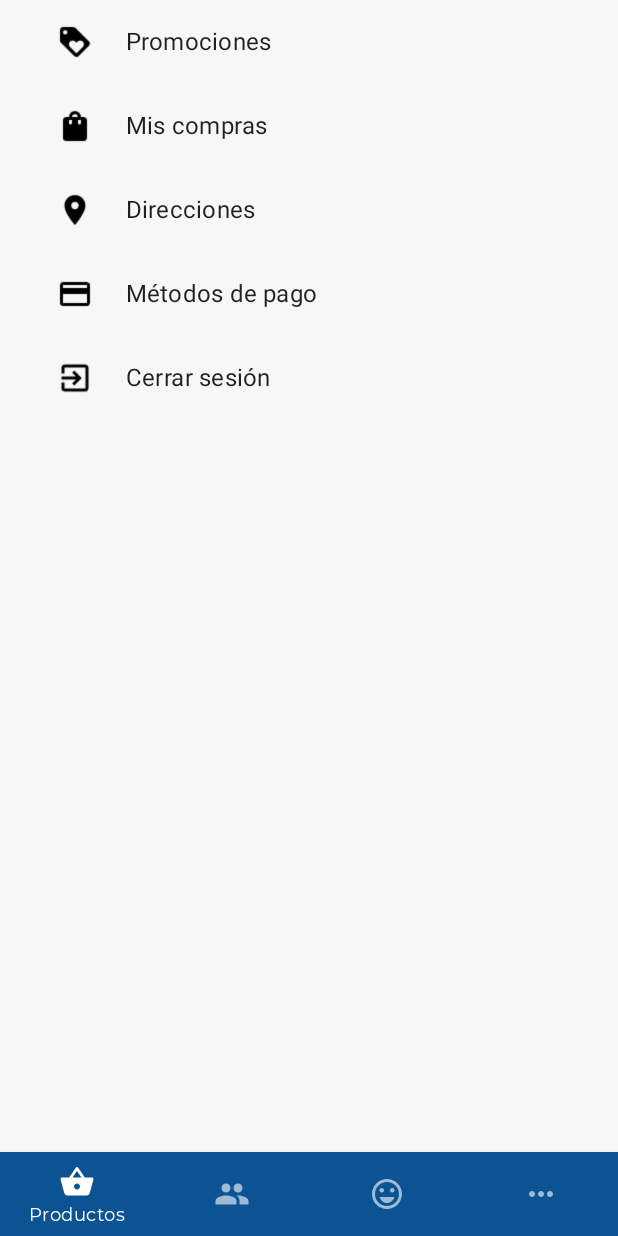
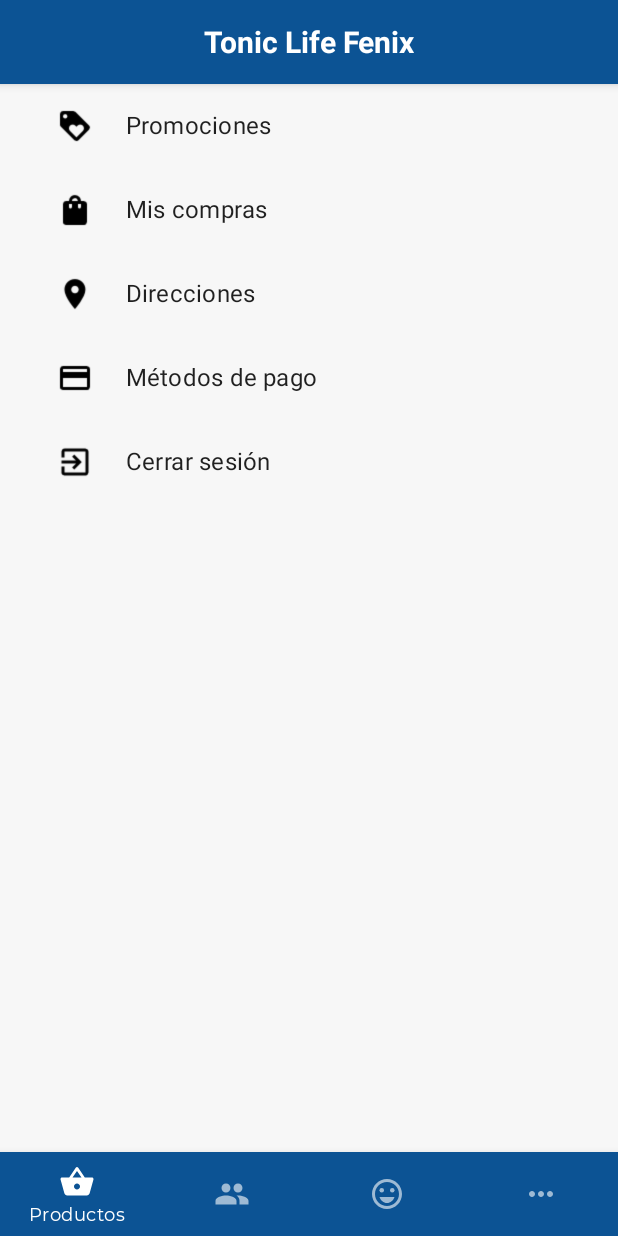
Before and after one commit to ricardozal/TonicLifeFenixAndroid, an Android app: the fragment ProfileFragment placed in its activity, on a phone screen of 412 x 824 dp. Run offline under Robolectric (Android 15) with nearby library versions, the phone set to English and light mode, and no system bars; pictures from the network do not load; 3 statements that could not run were skipped.

Commit message:
ToolBar Fragment profile

```diff
--- a/app/src/main/java/com/bigtechsolutions/toniclifefenix/ui/ProfileFragment.java
+++ b/app/src/main/java/com/bigtechsolutions/toniclifefenix/ui/ProfileFragment.java
@@ -10,6 +10,7 @@ import androidx.recyclerview.widget.GridLayoutManager;
 import androidx.recyclerview.widget.LinearLayoutManager;
 import androidx.recyclerview.widget.RecyclerView;
 
+import android.util.Log;
 import android.view.LayoutInflater;
 import android.view.View;
 import android.view.ViewGroup;
@@ -80,14 +81,14 @@ public class ProfileFragment extends Fragment  implements MyOptionRecyclerViewAd
         View view = inflater.inflate(R.layout.fragment_profile_list, container, false);
 
         // Set the adapter
-        if (view instanceof RecyclerView) {
-            Context context = view.getContext();
-            RecyclerView recyclerView = (RecyclerView) view;
-            if (mColumnCount <= 1) {
-                recyclerView.setLayoutManager(new LinearLayoutManager(context));
-            } else {
-                recyclerView.setLayoutManager(new GridLayoutManager(context, mColumnCount));
-            }
+//        if (view instanceof RecyclerView) {
+//            Context context = view.getContext();
+            RecyclerView recyclerView = view.findViewById(R.id.list_op);
+//            if (mColumnCount <= 1) {
+//                recyclerView.setLayoutManager(new LinearLayoutManager(context));
+//            } else {
+//                recyclerView.setLayoutManager(new GridLayoutManager(context, mColumnCount));
+//            }
 
             options.add("Promociones");
             options.add("Mis compras");
@@ -96,7 +97,7 @@ public class ProfileFragment extends Fragment  implements MyOptionRecyclerViewAd
             options.add("Cerrar sesión");
 
             recyclerView.setAdapter(new MyOptionRecyclerViewAdapter(options, this));
-        }
+//        }
         return view;
     }
 
--- a/app/src/main/res/layout/fragment_profile_list.xml
+++ b/app/src/main/res/layout/fragment_profile_list.xml
@@ -1,13 +1,61 @@
 <?xml version="1.0" encoding="utf-8"?>
-<androidx.recyclerview.widget.RecyclerView xmlns:android="http://schemas.android.com/apk/res/android"
+<androidx.coordinatorlayout.widget.CoordinatorLayout xmlns:android="http://schemas.android.com/apk/res/android"
 xmlns:app="http://schemas.android.com/apk/res-auto"
 xmlns:tools="http://schemas.android.com/tools"
-    android:id="@+id/list"
+android:layout_width="match_parent"
+android:layout_height="match_parent"
+android:fitsSystemWindows="true">
+
+<com.google.android.material.appbar.AppBarLayout
+    android:layout_width="match_parent"
+    android:layout_height="wrap_content"
+    android:theme="@style/ThemeOverlay.AppCompat.Dark.ActionBar">
+
+    <androidx.appcompat.widget.Toolbar
+        android:id="@+id/toolbar"
+        android:layout_width="match_parent"
+        android:layout_height="?attr/actionBarSize"
+        android:background="?attr/colorPrimary"
+        android:weightSum="1"
+        app:contentInsetStart="0dp">
+
+        <TextView
+            android:id="@+id/toolbartitle"
+            android:layout_width="wrap_content"
+            android:layout_height="wrap_content"
+            android:layout_gravity="center"
+            android:fadingEdge="horizontal"
+            android:focusable="true"
+            android:text="@string/app_name"
+            android:focusableInTouchMode="true"
+            android:marqueeRepeatLimit="marquee_forever"
+            android:scrollHorizontally="true"
+            android:textColor="#FFFFFF"
+            android:textSize="20sp"
+            android:textStyle="bold" />
+
+    </androidx.appcompat.widget.Toolbar>
+
+</com.google.android.material.appbar.AppBarLayout>
+
+<RelativeLayout
+    android:layout_width="match_parent"
+    android:layout_height="match_parent"
+    app:layout_behavior="@string/appbar_scrolling_view_behavior">
+
+    <androidx.recyclerview.widget.RecyclerView
+        android:id="@+id/list_op"
         android:name="com.bigtechsolutions.toniclifefenix.ui.ProfileFragment"
         android:layout_width="match_parent"
         android:layout_height="match_parent"
         android:layout_marginLeft="16dp"
         android:layout_marginRight="16dp"
         app:layoutManager="LinearLayoutManager"
-    tools:context=".ui.ProfileFragment"
-    tools:listitem="@layout/fragment_option" />
+        tools:listitem="@layout/fragment_option"
+        tools:context=".ui.ProfileFragment"/>
+
+
+</RelativeLayout>
+
+
+</androidx.coordinatorlayout.widget.CoordinatorLayout>
```
Lines whose indentation alone changed are shown as unchanged.
